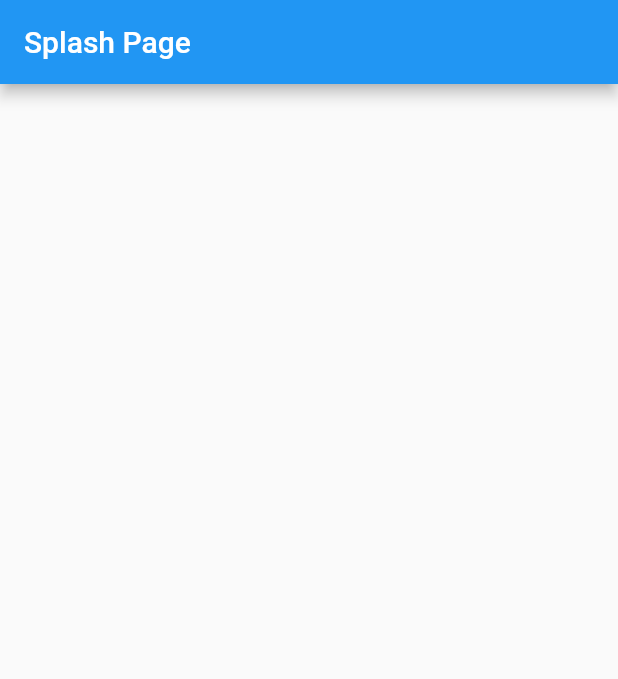
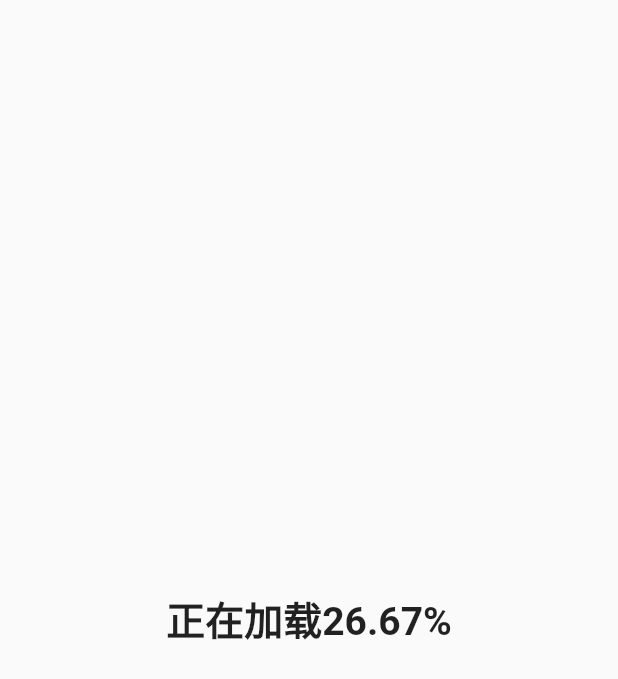
Before and after one commit to Kogler7/MCCP_1645, a Flutter app: the first screen one second after launch, on a phone screen of 412 x 824 dp. Shown: the top 679 px of the screen. Run offline on Flutter 3.47's test engine with Material 2 defaults, Android fonts, the phone set to English and light mode, and no system bars; our stand-ins replace get.

Commit message:
Snapshot 22w02c
[POLISHED] 代码结构优化
[IMPORTANT] 修改工程依赖，支持目前Flutter稳定版
[BUGFIXED] 修复已知BUG

```diff
--- /dev/null
+++ b/lib/config/binding.dart
@@ -0,0 +1,10 @@
+import 'package:get/get.dart';
+import 'package:mccp_1645/module/splash/splash_controller.dart';
+
+
+class RootBinding implements Bindings {
+  @override
+  void dependencies() {
+    Get.put<SplashController>(SplashController());
+  }
+}
--- a/lib/config/icon.dart
+++ b/lib/config/icon.dart
@@ -7,9 +7,4 @@ class KIcon{
   static const IconData pageCrafting = Icons.album;
   static const IconData pageNotices = Icons.textsms_outlined;
   static const IconData pageMe = Icons.person;
-  static const IconData CheckOut = Icons.exit_to_app;
-  static const IconData GotoArrow = Icons.arrow_forward_ios;
-  //Iconfont
-  static const String  FONT_FAMILY = 'Planplus_Icon';
-// static const IconData  = ;
 }
--- a/lib/main.dart
+++ b/lib/main.dart
@@ -1,12 +1,11 @@
 /// Copyright 2022 The 1645 Authors. All rights reserved.
-/// Snapshot 22w02b belongs to Version 0.0.1 alpha 1.
+/// Snapshot 22w02c belongs to Version 0.0.1 alpha 1.
 import 'package:flutter/material.dart';
 import 'package:get/get.dart';
-import 'package:mccp_1645/module/intro/intro.dart';
-import 'package:mccp_1645/module/page/home.dart';
-import 'package:mccp_1645/module/splash/splash_bindings.dart';
 import 'package:mccp_1645/module/splash/splash_page.dart';
 import 'package:mccp_1645/route/export.dart';
+
+import 'config/binding.dart';
 
 void main() => runApp(const MusicalCoCreatingApp());
 
@@ -18,7 +17,8 @@ class MusicalCoCreatingApp extends StatelessWidget {
     return GetMaterialApp(
       title: '1645',
       initialRoute: Routes.splash,
-      initialBinding: SplashBinding(),
+      initialBinding: RootBinding(),
+      defaultTransition: Transition.zoom,
       getPages: AppPages.routes,
       theme: ThemeData(
         primarySwatch: Colors.blue,
--- a/lib/module/intro/intro.dart
+++ b/lib/module/intro/intro.dart
@@ -80,7 +80,7 @@ class _AnimatedIntroductionScreenState extends State<AnimatedIntroductionScreen>
                   initialData: 0.0,
                   builder: (ctx, snap) {
                     double op = 0;
-                    double data = snap.data as double ?? 0.0;
+                    double data = snap.data as double? ?? 0.0;
                     double base = getLastStepTgt(data);
                     double ratio = (data - base - 0.16) / 0.16;
                     op = min(1 - sin(ratio * pi), 1.0);
--- a/lib/module/intro/utils/step_target.dart
+++ b/lib/module/intro/utils/step_target.dart
@@ -1,5 +1,3 @@
-import 'dart:math';
-
 ///存储各动画目标
 List<double> stepTargets = [
   0.0,
--- a/lib/module/intro/views/welcome.dart
+++ b/lib/module/intro/views/welcome.dart
@@ -1,5 +1,4 @@
 import 'package:flutter/material.dart';
-import 'package:mccp_1645/module/intro/utils/step_target.dart';
 
 import '../../../config/export.dart';
 import '../utils/direct_animation.dart';
--- a/lib/module/splash/splash_bindings.dart
+++ /dev/null
@@ -1,10 +0,0 @@
-import 'package:get/get.dart';
-import 'splash_controller.dart';
-
-
-class SplashBinding implements Bindings {
-  @override
-  void dependencies() {
-    Get.put(() => SplashController());
-  }
-}
--- a/lib/module/splash/splash_controller.dart
+++ b/lib/module/splash/splash_controller.dart
@@ -1,15 +1,29 @@
+import 'package:flutter/material.dart';
 import 'package:get/get.dart';
 import 'package:mccp_1645/route/export.dart';
-class SplashController extends GetxController{
+
+class SplashController extends GetxController
+    with GetSingleTickerProviderStateMixin {
+  final _obj = ''.obs;
+  AnimationController? controller;
 
   @override
   void onInit() {
-    Future.delayed(const Duration(seconds: 1), () {
-      Get.offAllNamed(Routes.intro);
-    });
+    controller = AnimationController(
+      vsync: this,
+      duration: const Duration(milliseconds: 3000),
+    )
+      ..forward()
+      ..addListener(() {
+        obj = '正在加载${(100 * controller!.value).toStringAsFixed(2)}%';
+      })
+      ..addStatusListener((status) {
+        if (status == AnimationStatus.completed) Get.offAllNamed(Routes.intro);
+      });
     super.onInit();
   }
-  var _obj = ''.obs;
+
   set obj(value) => _obj.value = value;
+
   get obj => _obj.value;
 }
--- a/lib/module/splash/splash_page.dart
+++ b/lib/module/splash/splash_page.dart
@@ -1,5 +1,6 @@
 import 'package:flutter/material.dart';
 import 'package:get/get.dart';
+import 'package:mccp_1645/config/export.dart';
 import 'splash_controller.dart';
 
 class SplashPage extends GetView<SplashController> {
@@ -8,8 +9,14 @@ class SplashPage extends GetView<SplashController> {
   @override
   Widget build(BuildContext context) {
     return Scaffold(
-      appBar: AppBar(title: const Text('Splash Page')),
-      body: Obx(()=>Text(controller.obj)),
+      body: Center(
+        child: Obx(
+          () => Text(
+            controller.obj,
+            style: KTextStyle.titleBold,
+          ),
+        ),
+      ),
     );
   }
 }
--- a/lib/route/pages.dart
+++ b/lib/route/pages.dart
@@ -1,8 +1,8 @@
 import 'package:get/get.dart';
+import 'package:mccp_1645/config/binding.dart';
 import 'package:mccp_1645/module/intro/intro.dart';
 import 'package:mccp_1645/module/page/home.dart';
 import 'package:mccp_1645/module/splash/splash_page.dart';
-import '../module/splash/splash_bindings.dart';
 
 part 'routes.dart';
 
@@ -12,7 +12,7 @@ class AppPages {
     GetPage(
       name: Routes.splash,
       page: () => const SplashPage(),
-      binding: SplashBinding(),
+      binding: RootBinding(),
     ),
     GetPage(
       name: Routes.intro,
--- a/lib/route/routes.dart
+++ b/lib/route/routes.dart
@@ -5,6 +5,6 @@ abstract class Routes {
   static const intro = '/intro';
   static const auth = '/auth';
   static const login = '/auth';
-  static const register = '/register';
+  static const register = '/regis';
   static const home = '/home';
 }
--- /dev/null
+++ b/lib/shared/util/bottom_sheet.dart
@@ -0,0 +1,2 @@
+import 'package:flutter/material.dart';
+import 'package:get/get.dart';
--- /dev/null
+++ b/lib/shared/util/dIalog.dart
@@ -0,0 +1,2 @@
+import 'package:flutter/material.dart';
+import 'package:get/get.dart';
--- /dev/null
+++ b/lib/shared/util/snack_bar.dart
@@ -0,0 +1,2 @@
+import 'package:flutter/material.dart';
+import 'package:get/get.dart';
```
Also changed, not shown: pubspec.yaml (+10 -66 lines), pubspec.lock, 1 other file.
